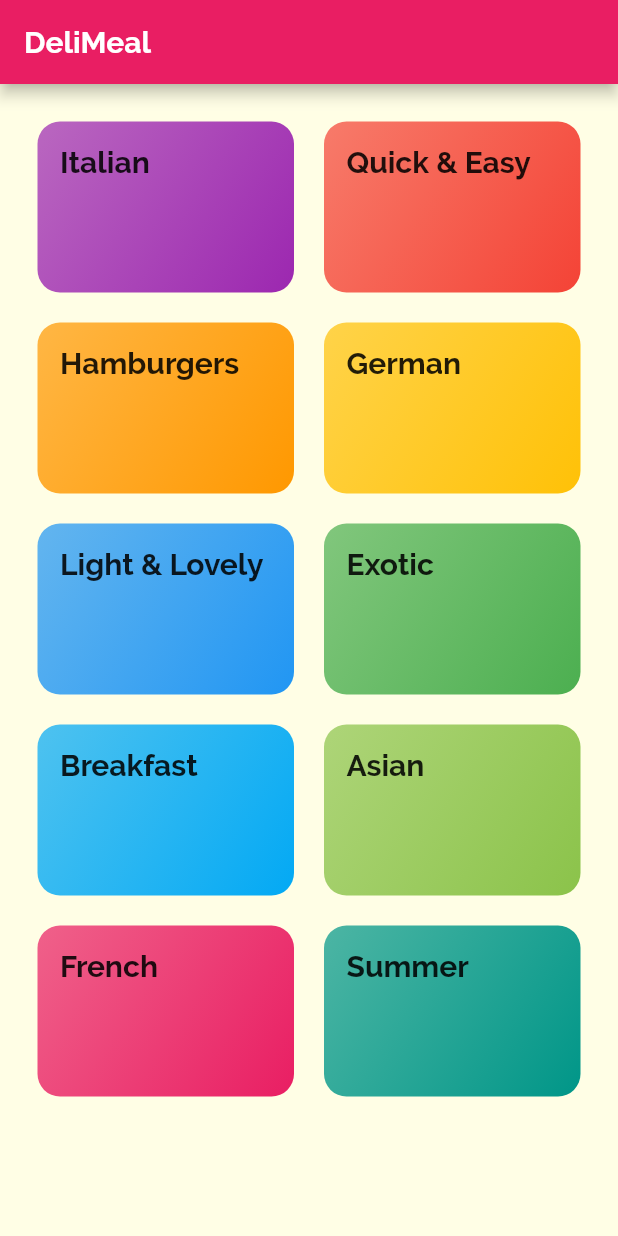
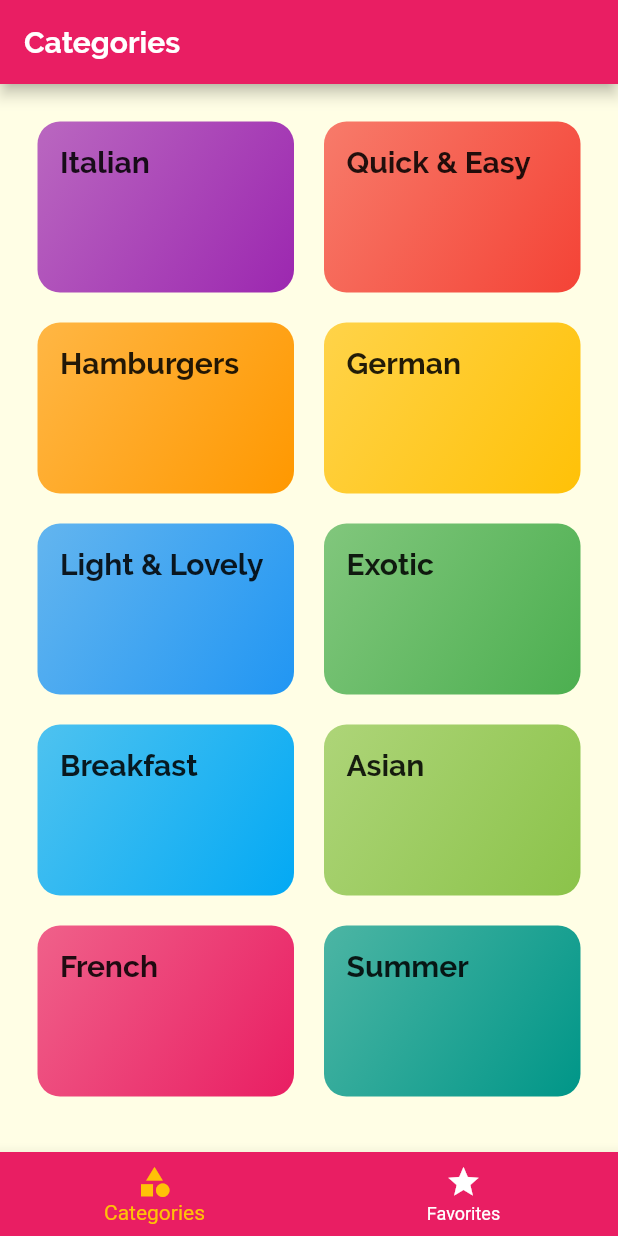
Before and after one commit to ulugbek1060/DeliMeals, a Flutter app: the screen it shows after launch, on a phone screen of 412 x 824 dp. Run offline on Flutter 3.47's test engine with Material 2 defaults, Android fonts, the phone set to English and light mode, and no system bars.

```diff
--- a/lib/main.dart
+++ b/lib/main.dart
@@ -1,3 +1,4 @@
+import 'package:deli_meals/screens/tabs_screen.dart';
 import 'package:flutter/material.dart';
 
 import './screens/categories_screen.dart';
@@ -32,10 +33,24 @@ class MyApp extends StatelessWidget {
               ),
             ),
       ),
-      home: const CategoriesScreen(),
+      // home: const CategoriesScreen(),
+      initialRoute: '/',
       routes: {
+        '/' :(context) => const TabsScreen(),
         CategoryMealsScreen.routeName: (context) => CategoryMealsScreen(),
         MealDetailScreen.routeName: (context) => MealDetailScreen(),
+      },
+      onGenerateRoute: (settings) {
+        // print(settings.arguments);
+        // if (settings.name == '/meal-detail') {
+        //   return ...;
+        // } else if (settings.name == '/something-else') {
+        //   return ...;
+        // }
+        // return MaterialPageRoute(builder: (ctx) => CategoriesScreen(),);
+      },
+      onUnknownRoute: (settings) {
+        return MaterialPageRoute(builder: (ctx) => const CategoriesScreen(),);
       },
     );
   }
--- a/lib/screens/categories_screen.dart
+++ b/lib/screens/categories_screen.dart
@@ -8,11 +8,8 @@ class CategoriesScreen extends StatelessWidget {
 
   @override
   Widget build(BuildContext context) {
-    return Scaffold(
-      appBar: AppBar(
-        title: const Text('DeliMeal'),
-      ),
-      body: GridView(
+    return Container(
+      child:GridView(
         padding: const EdgeInsets.all(25),
         gridDelegate: const SliverGridDelegateWithMaxCrossAxisExtent(
           maxCrossAxisExtent: 200,
--- /dev/null
+++ b/lib/screens/favorites_screen.dart
@@ -0,0 +1,11 @@
+
+import 'package:flutter/material.dart';
+
+class FavoritesScreen extends StatelessWidget {
+  const FavoritesScreen({Key? key}) : super(key: key);
+
+  @override
+  Widget build(BuildContext context) {
+    return Container();
+  }
+}
--- /dev/null
+++ b/lib/screens/tabs_screen.dart
@@ -0,0 +1,61 @@
+import 'package:flutter/material.dart';
+
+import './categories_screen.dart';
+import './favorites_screen.dart';
+
+class TabsScreen extends StatefulWidget {
+  const TabsScreen({Key? key}) : super(key: key);
+
+  @override
+  State<TabsScreen> createState() => _TabsScreenState();
+}
+
+class _TabsScreenState extends State<TabsScreen> {
+  final List<Map<String, Object>> _pages = [
+    {
+      'page': const CategoriesScreen(),
+      'title': 'Categories',
+    },
+    {
+      'page': const FavoritesScreen(),
+      'title': 'Categories',
+    },
+  ];
+
+  var _selectedPageIndex = 0;
+
+  void _selectPage(int index) {
+    setState(() {
+      _selectedPageIndex = index;
+    });
+  }
+
+  @override
+  Widget build(BuildContext context) {
+    return Scaffold(
+      appBar: AppBar(
+        title: Text(_pages[_selectedPageIndex]['title'].toString()),
+      ),
+      body: _pages[_selectedPageIndex]['page'] as Widget,
+      bottomNavigationBar: BottomNavigationBar(
+        onTap: _selectPage,
+        backgroundColor: Theme.of(context).primaryColor,
+        unselectedItemColor: Colors.white,
+        selectedItemColor: Theme.of(context).accentColor,
+        currentIndex: _selectedPageIndex,
+        items: [
+          BottomNavigationBarItem(
+            backgroundColor: Theme.of(context).primaryColor,
+            icon: const Icon(Icons.category),
+            label: 'Categories',
+          ),
+          BottomNavigationBarItem(
+            backgroundColor: Theme.of(context).primaryColor,
+            icon: const Icon(Icons.star),
+            label: 'Favorites',
+          ),
+        ],
+      ),
+    );
+  }
+}
```
